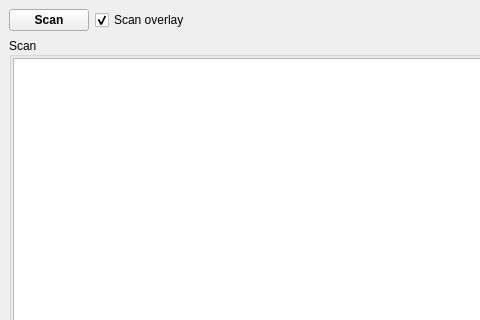
First picture: the form in nfd/PluginMainWindow.ui, repository horsicq/nfdx64dbg, before the edit; both pictures show x 0 to 480 and y 0 to 320 of the 800 by 600 pixel window.
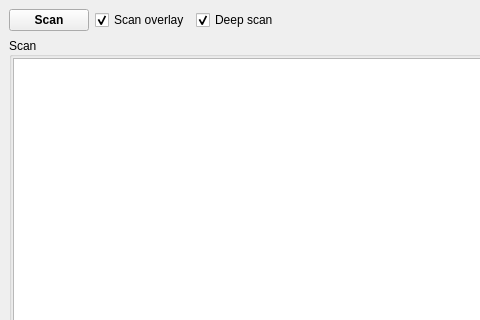
Second picture: the form after the edit. Icons and pictures are not drawn.

The edit to the form file:
```diff
--- a/nfd/PluginMainWindow.ui
+++ b/nfd/PluginMainWindow.ui
@@ -44,6 +44,16 @@
         </property>
        </widget>
       </item>
+      <item>
+       <widget class="QCheckBox" name="checkBoxDeepScan">
+        <property name="text">
+         <string>Deep scan</string>
+        </property>
+        <property name="checked">
+         <bool>true</bool>
+        </property>
+       </widget>
+      </item>
       <item>
        <spacer name="horizontalSpacer">
         <property name="orientation">
```
